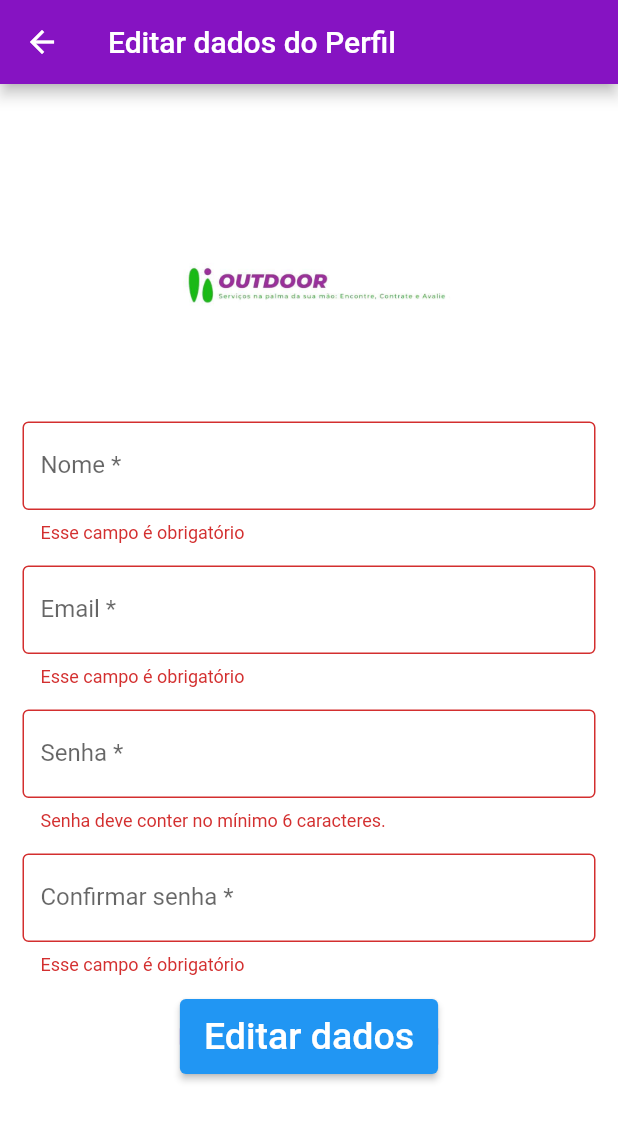
After one commit to vitorcostas/backup-mobile-outdoor, a Flutter app: the EditUserData screen opened directly, after a tap on "Editar dados", on a phone screen of 412 x 824 dp. The commit adds this screen. Shown: the top 1121 px of the screen. Run offline on Flutter 3.47's test engine with Material 2 defaults, Android fonts, the phone set to English and light mode, and no system bars; our stand-ins replace shared_preferences, sqflite; missing offline and left inert: flutter_about_page, profile; accounts and stored records are empty.

Commit message:
Add put request

```diff
--- /dev/null
+++ b/mobile/lib/EditUserData.dart
@@ -0,0 +1,241 @@
+import 'package:flutter/material.dart';
+import 'package:http/http.dart' as http;
+import 'package:outdoor/DataBaseHelper.dart';
+import 'package:outdoor/ProfilePage.dart';
+import 'package:outdoor/Signup.dart';
+import 'package:outdoor/Validators.dart';
+import 'package:outdoor/Login.dart';
+import 'dart:convert';
+import 'dart:convert';
+import 'package:crypto/crypto.dart';
+
+import 'SharedPreferenceClass.dart';
+
+const urlPrefix = 'https://localhost:7221';
+class EditUserData extends StatefulWidget {
+
+  const EditUserData({super.key});
+  @override
+  EditUserDataState createState() => EditUserDataState();
+}
+
+Future<void> putNewUserData(
+    String nome,
+    String email,
+    String senha,
+    context,
+    DatabaseHelper instance) async {
+  final url = Uri.parse('$urlPrefix/api/users');
+  final headers = {"Content-type": "application/json"};
+  final senhaCriptografada = textToMd5(senha);
+  SharedPreference instancia = await SharedPreference.instance;
+  final identificador = await instancia.getStringValuesSF("Id");
+  final intId = int.parse(identificador);
+
+  Map<String, dynamic> row = {
+    "Id": intId,
+    "Name": nome,
+    "Password": senhaCriptografada,
+    "Email": email,
+    "UserType": "client"
+  };
+  final id = await instance.update(row, "User");
+
+  instancia.addStringToSF('Email', email);
+  instancia.addStringToSF('Name', nome);
+
+  print('linha modificada id: $id');
+  Navigator.push(
+      context, MaterialPageRoute(builder: (_) => ProfilePage()));
+}
+
+class EditUserDataState extends State<EditUserData> {
+  final GlobalKey<FormState> _formkey = GlobalKey<FormState>();
+  final TextEditingController _password = TextEditingController();
+  final TextEditingController _passwordCheck = TextEditingController();
+  final TextEditingController _email = TextEditingController();
+  final TextEditingController _nome = TextEditingController();
+  final dbHelper = DatabaseHelper.instance;
+
+  @override
+  void dispose() {
+    _password.dispose();
+    _passwordCheck.dispose();
+    _email.dispose();
+    _nome.dispose();
+    super.dispose();
+  }
+
+  @override
+  Widget build(BuildContext context) {
+    return Scaffold(
+      backgroundColor: Colors.white,
+      appBar: AppBar(
+        leading: BackButton(
+          onPressed: () => Navigator.of(context).pop(),
+        ),
+        title: const Text("Editar dados do Perfil"),
+        backgroundColor: const Color.fromRGBO(134, 19, 194, 100),
+      ),
+      body: SingleChildScrollView(
+        child: Form(
+          key: _formkey,
+          child: Column(
+            children: <Widget>[
+
+                      Column(
+                          children: <Widget>[
+                            Padding(
+                              padding: const EdgeInsets.only(top: 60.0),
+                              child: Center(
+                                child: Container(
+                                    width: 200,
+                                    height: 150,
+                                    /*decoration: BoxDecoration(
+                        color: Colors.red,
+                        borderRadius: BorderRadius.circular(50.0)),*/
+                                    child: Image.asset('assets/images/logo.png')),
+                              ),
+                            ),
+                            Padding(
+                              padding: const EdgeInsets.only(
+                                  left: 15.0, right: 15.0, top: 15, bottom: 0),
+                              //padding: EdgeInsets.symmetric(horizontal: 15),
+                              child: TextFormField(
+                                // initialValue: snapshot.data!['Name'],
+                                controller: _nome,
+                                obscureText: false,
+                                validator: (text) {
+                                  if (text == null || text.isEmpty) {
+                                    return 'Esse campo é obrigatório';
+                                  }
+                                  if (text.length < 4) {
+                                    return 'Tamanho mínimo 4 letras.';
+                                  }
+                                  return null;
+                                },
+                                onChanged: (text) => setState(() => _nome.text = text),
+
+                                decoration: const InputDecoration(
+                                    border: OutlineInputBorder(),
+                                    labelText: 'Nome *',
+                                    hintText: 'Informe seu nome'),
+                              ),
+                            ),
+                            Padding(
+                              padding: const EdgeInsets.only(
+                                  left: 15.0, right: 15.0, top: 15, bottom: 0),
+                              //padding: EdgeInsets.symmetric(horizontal: 15),
+                              child: TextFormField(
+                                obscureText: false,
+                                controller: _email,
+                                keyboardType: TextInputType.emailAddress,
+                                validator: (String? value){
+                                  final emailRegExp = RegExp(r"^[a-zA-Z0-9.]+@[a-zA-Z0-9]+\.[a-zA-Z]+");
+
+                                  if(value == null || value.isEmpty)
+                                  {
+                                    return 'Esse campo é obrigatório';
+                                  }
+                                  else if(!emailRegExp.hasMatch(value)){
+                                    return 'Favor inserir um email válido.';
+                                  }
+                                  return null;
+                                },
+                                decoration: const InputDecoration(
+                                    border: OutlineInputBorder(),
+                                    labelText: 'Email *',
+                                    hintText: 'Informe um email valido: abc@abc.com'),
+                              ),
+                            ),
+                            Padding(
+                              padding: const EdgeInsets.only(
+                                  left: 15.0, right: 15.0, top: 15, bottom: 0),
+                              //padding: EdgeInsets.symmetric(horizontal: 15),
+                              child: TextFormField(
+                                controller: _password,
+                                validator: (String? value){
+                                  // if(value == null || value.isEmpty)
+                                  // {
+                                  //   return 'Esse campo é obrigatório';
+                                  if (value!.length < 6) {
+                                    return 'Senha deve conter no mínimo 6 caracteres.';
+                                  }
+                                  return null;
+                                },
+                                obscureText: true,
+                                decoration: const InputDecoration(
+                                    border: OutlineInputBorder(),
+                                    labelText: 'Senha *',
+                                    hintText: 'Sua senha de acesso'),
+                              ),
+                            ),
+                            Padding(
+                              padding: const EdgeInsets.only(
+                                  left: 15.0, right: 15.0, top: 15, bottom: 0),
+                              //padding: EdgeInsets.symmetric(horizontal: 15),
+                              child: TextFormField(
+                                controller: _passwordCheck,
+                                obscureText: true,
+                                keyboardType: TextInputType.text,
+                                validator: (String? value){
+                                  if(value == null || value.isEmpty)
+                                  {
+                                    return 'Esse campo é obrigatório';
+                                  }
+                                  if(_passwordCheck.text!=_password.text){
+                                    return "Senhas não são iguais";
+                                  }
+                                  return null;
+                                },
+                                decoration: const InputDecoration(
+                                    border: OutlineInputBorder(),
+                                    labelText: 'Confirmar senha *',
+                                    hintText: 'Repita sua senha de acesso'),
+                              ),
+                            ),
+                            const SizedBox(height: 16),
+                            Container(
+                              height: 50, decoration: BoxDecoration(
+                                color: const Color.fromRGBO(134, 19, 194, 100), borderRadius: BorderRadius.circular(20)),
+                              child: ElevatedButton(
+                                onPressed: () {
+                                  if(_formkey.currentState!.validate()){
+                                    putNewUserData(_nome.text, _email.text, _password.text, context, dbHelper).catchError((error) => 'Erro Cadastro: $error');
+
+                                  }
+                                },
+                                child: const Text(
+                                  'Editar dados',
+                                  style: TextStyle(color: Colors.white, fontSize: 25),
+                                ),
+                              ),
+                            ),
+                          ]
+                      ),
+            ],
+          ),
+        ),
+      ),
+    );
+  }
+}
+
+Future<Map<String, dynamic>> getSharedPreferences() async{
+  final prefs = await SharedPreference.instance;
+
+  final name = await prefs.getStringValuesSF("Name");
+  final email = await prefs.getStringValuesSF("Email");
+  final id = await prefs.getStringValuesSF("Id");
+  Map<String, dynamic> value = {
+    "Name": name,
+    "Email": email,
+    "Id": id
+  };
+  return value;
+}
+
+
+String textToMd5 (String text) {
+  return md5.convert(utf8.encode(text)).toString();
+}
--- a/mobile/lib/ProfilePage.dart
+++ b/mobile/lib/ProfilePage.dart
@@ -1,4 +1,5 @@
 import 'package:flutter/material.dart';
+import 'package:outdoor/EditUserData.dart';
 import 'package:profile/profile.dart';
 import 'About.dart';
 import 'DataBaseHelper.dart';
@@ -157,6 +158,7 @@ class _ProfilePageState extends State<ProfilePage> {
                       ),
                     ),
                     const Text(
+                      textAlign: TextAlign.center,
                       'Experiencia em eletrica e manutenção',
                       style: TextStyle(
                         color: Colors.white,
@@ -221,7 +223,7 @@ class _ProfilePageState extends State<ProfilePage> {
                                   ),
                                 ),
                                 subtitle: Text(
-                                  'Nota',
+                                  'Avaliações dos serviços',
                                   textAlign: TextAlign.center,
                                   style: TextStyle(
                                     fontSize: 20,
@@ -234,7 +236,6 @@ class _ProfilePageState extends State<ProfilePage> {
                         ],
                       ),
                     );
-
               }else{
                 return const Center(
                   child: CircularProgressIndicator(),
@@ -321,10 +322,10 @@ class _ProfilePageState extends State<ProfilePage> {
                             child: ElevatedButton(
                               onPressed: () {
                                 Navigator.push(
-                                    context, MaterialPageRoute(builder: (_) => Services()));
+                                    context, MaterialPageRoute(builder: (_) => EditUserData()));
                               },
                               child: const Text(
-                                'Adicionar Serviço',
+                                'Alterar dados do perfil',
                                 style: TextStyle(color: Colors.white, fontSize: 25),
                               ),
                             ),
--- a/mobile/lib/Services.dart
+++ b/mobile/lib/Services.dart
@@ -10,10 +10,12 @@ class Services extends StatefulWidget {
 
 
 class _ServicesState extends State<Services> {
+
   @override
   Widget build(BuildContext context) {
     final title = 'Lista de Serviços';
     return MaterialApp(
+      debugShowCheckedModeBanner: false,
       title: title,
       home: Scaffold(
         appBar: AppBar(
```
Also changed, not shown: mobile/lib/Signup.dart (+0 -8 lines), mobile/lib/main.dart (+0 -9 lines).
